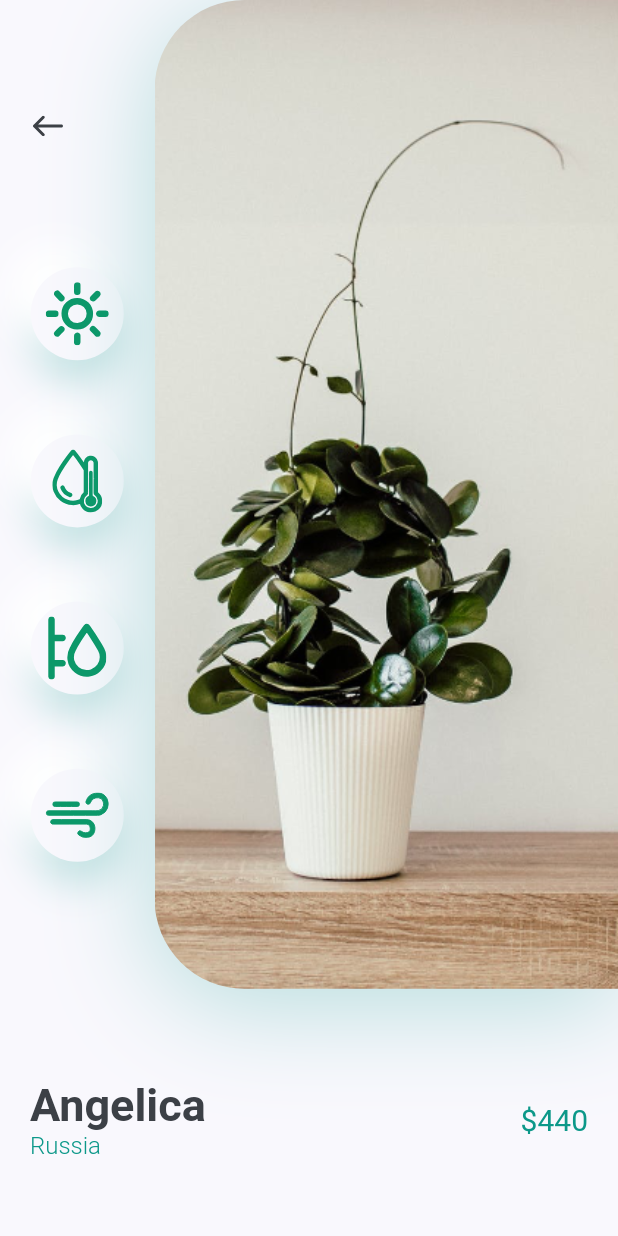
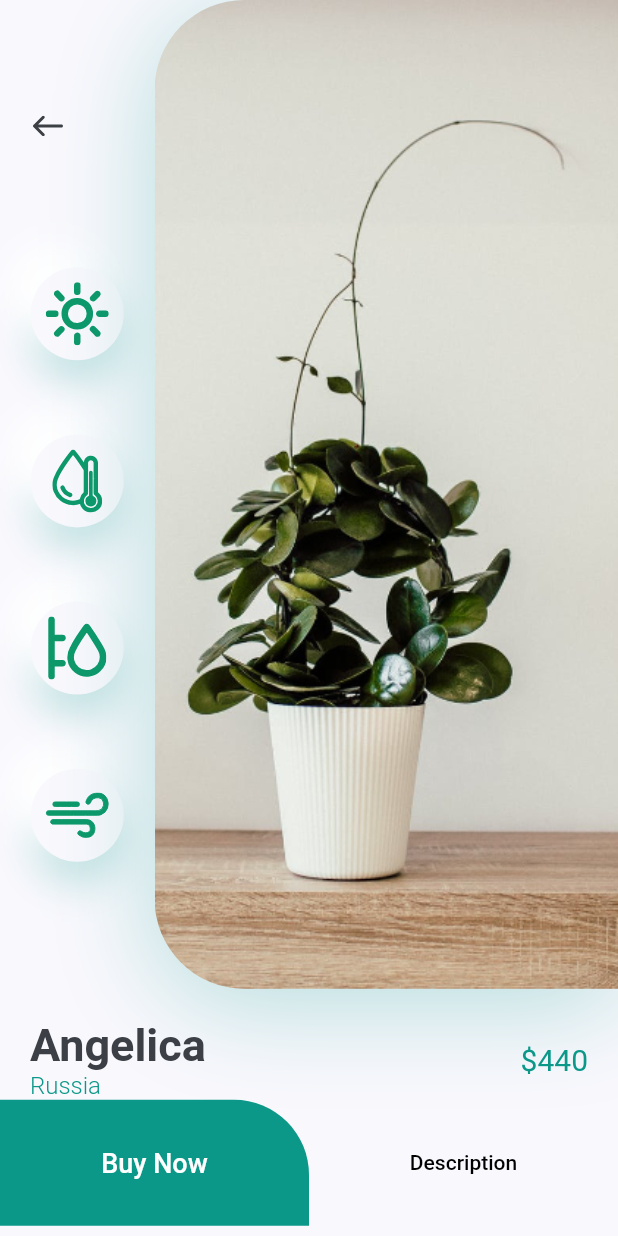
Before and after one commit to IngNex/flutter-plant-ui-practice, a Flutter app: the DetailsObject screen opened directly, on a phone screen of 412 x 824 dp. Run offline on Flutter 3.47's test engine with Material 2 defaults, Android fonts, the phone set to English and light mode, and no system bars; our stand-ins replace flutter_svg.

Commit message:
added buy and description buttom

```diff
--- a/lib/screens/details/components/body.dart
+++ b/lib/screens/details/components/body.dart
@@ -4,6 +4,7 @@ import 'package:flutter/src/widgets/container.dart';
 import 'package:flutter/src/widgets/framework.dart';
 import 'package:flutter_svg/flutter_svg.dart';
 import 'package:front_plant_app_flutter_ui/constants.dart';
+import 'package:front_plant_app_flutter_ui/screens/details/components/buy_description.dart';
 import 'package:front_plant_app_flutter_ui/screens/details/components/icon_container.dart';
 import 'package:front_plant_app_flutter_ui/screens/details/components/image_icons.dart';
 import 'package:front_plant_app_flutter_ui/screens/details/components/title_price.dart';
@@ -23,6 +24,7 @@ class Body extends StatelessWidget {
             country: "Russia",
             price: 440,
           ),
+          buttonBuyDescription(),
         ],
       ),
     );
--- /dev/null
+++ b/lib/screens/details/components/buy_description.dart
@@ -0,0 +1,45 @@
+import 'package:flutter/material.dart';
+import 'package:front_plant_app_flutter_ui/constants.dart';
+
+class buttonBuyDescription extends StatelessWidget {
+  const buttonBuyDescription({
+    Key? key,
+  }) : super(key: key);
+
+  @override
+  Widget build(BuildContext context) {
+    Size size = MediaQuery.of(context).size;
+    return Row(
+      children: [
+        SizedBox(
+          width: size.width / 2,
+          height: 84,
+          child: TextButton(
+            style: TextButton.styleFrom(
+              backgroundColor: nexPrimaryColor,
+              shape: RoundedRectangleBorder(
+                borderRadius: BorderRadius.only(
+                  topRight: Radius.circular(50),
+                ),
+              ),
+            ),
+            onPressed: () {},
+            child: Text(
+              "Buy Now",
+              style: TextStyle(color: Colors.white, fontSize: 18),
+            ),
+          ),
+        ),
+        Expanded(
+          child: TextButton(
+            onPressed: () {},
+            child: Text(
+              "Description",
+              style: TextStyle(color: Colors.black),
+            ),
+          ),
+        ),
+      ],
+    );
+  }
+}
--- a/lib/screens/details/components/image_icons.dart
+++ b/lib/screens/details/components/image_icons.dart
@@ -14,7 +14,7 @@ class ImageAndIcons extends StatelessWidget {
     return Column(
       children: [
         Padding(
-          padding: const EdgeInsets.only(bottom: nexDefaultPadding * 3),
+          padding: const EdgeInsets.only(bottom: nexDefaultPadding),
           child: SizedBox(
             height: size.height * .8,
             child: Row(
```
